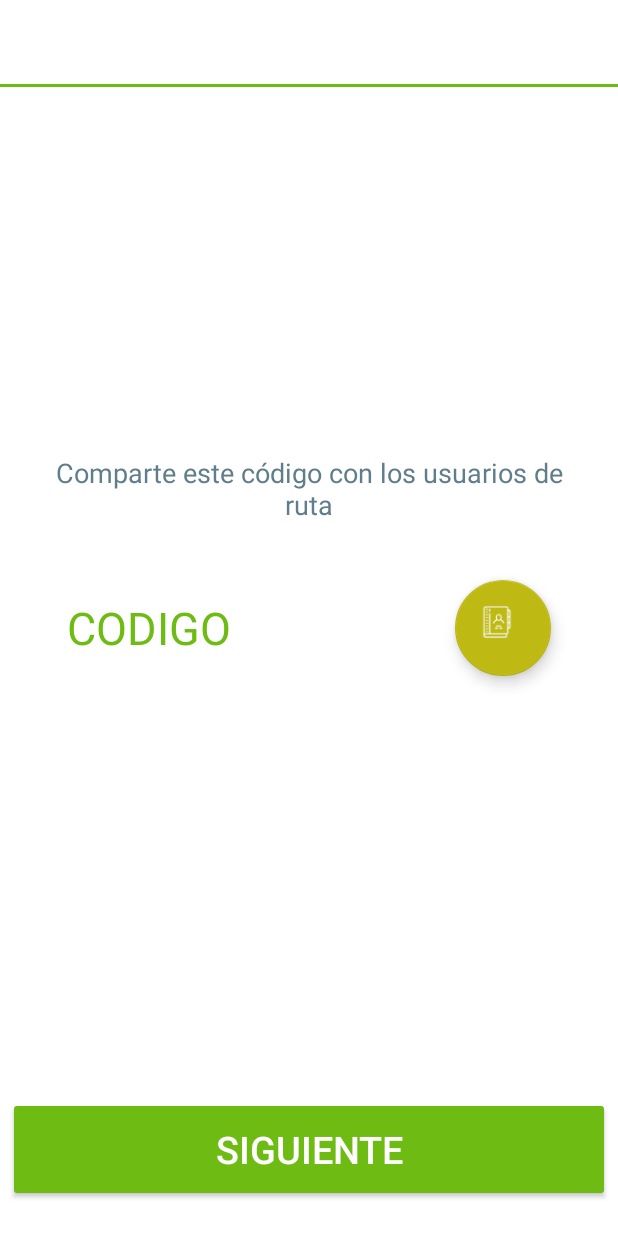
After one commit to guardianempresa/GuardianRoute, an Android app: the CodeActivity screen opened directly, with no data from a screen before it, on a phone screen of 412 x 824 dp. The commit adds this screen. Run offline under Robolectric (Android 15) with nearby library versions, the phone set to English and light mode, and no system bars.

Commit message:
Creacion de pantallas codigo y cambio buttom

```diff
--- /dev/null
+++ b/app/src/main/java/com/controlderuta/guardianroute/CodeActivity.java
@@ -0,0 +1,13 @@
+package com.controlderuta.guardianroute;
+
+import android.support.v7.app.AppCompatActivity;
+import android.os.Bundle;
+
+public class CodeActivity extends AppCompatActivity {
+
+    @Override
+    protected void onCreate(Bundle savedInstanceState) {
+        super.onCreate(savedInstanceState);
+        setContentView(R.layout.activity_code);
+    }
+}
--- /dev/null
+++ b/app/src/main/res/layout/activity_code.xml
@@ -0,0 +1,129 @@
+<?xml version="1.0" encoding="utf-8"?>
+<android.support.design.widget.CoordinatorLayout
+    xmlns:android="http://schemas.android.com/apk/res/android"
+    xmlns:app="http://schemas.android.com/apk/res-auto"
+    xmlns:tools="http://schemas.android.com/tools"
+    android:layout_width="match_parent"
+    android:layout_height="match_parent"
+    android:fitsSystemWindows="true"
+    tools:context="com.controlderuta.guardianroute.CodeActivity">
+
+
+    <LinearLayout
+        android:layout_width="match_parent"
+        android:layout_height="match_parent"
+        android:orientation="vertical"
+        app:layout_behavior="@string/appbar_scrolling_view_behavior">
+
+
+        <android.support.v7.widget.Toolbar
+            android:id="@+id/toolbarPersonalData"
+            android:layout_width="match_parent"
+            android:layout_height="?attr/actionBarSize"
+            android:background="@color/colorWhite"
+            android:textAlignment="center"
+            android:title="Registro telefónico"
+            android:titleTextColor="@color/colorAccent"
+            app:popupTheme="@style/AppTheme.PopupOverlay"
+
+            tools:title="Hola todos"
+            tools:titleTextColor="Textolone" />
+
+        <LinearLayout
+
+            android:layout_width="match_parent"
+            android:layout_height="2dp"
+            android:background="@color/colorPrimaryDark">
+
+        </LinearLayout>
+
+
+        <LinearLayout
+            android:layout_width="match_parent"
+            android:layout_height="match_parent"
+            android:orientation="vertical"
+            android:weightSum="10">
+
+            <LinearLayout
+                android:layout_width="match_parent"
+                android:layout_height="0dp"
+                android:layout_weight="8.5"
+                android:background="@color/colorWhite"
+                android:gravity="center"
+                android:orientation="vertical"
+                android:weightSum="1">
+
+                <TextView
+                    android:layout_width="wrap_content"
+                    android:layout_height="wrap_content"
+                    android:layout_marginBottom="15dp"
+                    android:text="Comparte este código con los usuarios de ruta"
+                    android:textColor="@color/colorAccent"
+                    android:textSize="18dp"
+                    android:layout_marginLeft="26dp"
+                    android:layout_marginRight="26dp"
+                    android:textAlignment="center"
+                    />
+
+
+                <LinearLayout
+                    android:layout_width="match_parent"
+                    android:layout_height="wrap_content"
+                    android:orientation="horizontal"
+                    android:weightSum="5"
+                    android:gravity="center"
+                    android:layout_marginTop="10dp"
+                    android:layout_marginRight="16dp"
+                    android:layout_marginLeft="16dp"
+                    android:layout_weight="0.05">
+
+
+                    <TextView
+                        android:id="@+id/textView"
+                        android:layout_width="0dp"
+                        android:layout_height="wrap_content"
+                        android:layout_weight="4"
+                        android:text="CODIGO"
+                        android:textColor="@color/colorPrimaryDark"
+                        android:textSize="30dp" />
+
+                    <android.support.design.widget.FloatingActionButton
+                        android:id="@+id/fabcontacRoute"
+                        android:layout_width="wrap_content"
+                        android:layout_height="64dp"
+                        android:layout_weight="0.31"
+                        android:background="@color/colorPrimaryDark"
+                        android:elevation="20dp"
+                        android:src="@drawable/contact"
+                        app:backgroundTint="@color/colorBottonFloat" />oat
+
+                </LinearLayout>
+
+            </LinearLayout>
+
+            <LinearLayout
+                android:layout_width="match_parent"
+                android:layout_height="0dp"
+                android:layout_weight="1.5"
+                android:background="@color/colorWhite"
+                android:gravity="center"
+                android:orientation="vertical">
+
+                <Button
+                    android:id="@+id/btnSigCode"
+                    android:layout_width="match_parent"
+                    android:layout_height="70dp"
+                    android:layout_marginLeft="5dp"
+                    android:layout_marginRight="5dp"
+                    android:text="siguiente"
+                    android:textAlignment="center"
+                    android:textSize="25dp"
+                    android:theme="@style/RaisedButtonDark" />
+
+            </LinearLayout>
+
+        </LinearLayout>
+
+    </LinearLayout>
+
+</android.support.design.widget.CoordinatorLayout>
--- a/app/src/main/res/layout/activity_phone.xml
+++ b/app/src/main/res/layout/activity_phone.xml
@@ -16,7 +16,7 @@
 
 
         <android.support.v7.widget.Toolbar
-            android:id="@+id/toolbar"
+            android:id="@+id/toolbarPhone"
             android:layout_width="match_parent"
             android:layout_height="?attr/actionBarSize"
             android:background="@color/colorWhite"
@@ -58,6 +58,7 @@
                     android:textSize="18dp" />
 
                 <EditText
+                    android:id="@+id/phoneNumber"
                     android:layout_width="match_parent"
                     android:layout_height="wrap_content"
                     android:layout_marginLeft="70dp"
--- a/app/src/main/res/values/colors.xml
+++ b/app/src/main/res/values/colors.xml
@@ -8,5 +8,6 @@
     <color name="colordividerborder">#BDBDBD</color>
     <color name="colorAccent">#607D8B</color>
     <color name="colorWhite">#FFFFFF</color>
+    <color name="colorBottonFloat">#beb913</color>
 
 </resources>
--- a/app/src/main/res/values/styles.xml
+++ b/app/src/main/res/values/styles.xml
@@ -6,6 +6,8 @@
         <item name="colorPrimary">@color/colorPrimary</item>
         <item name="colorPrimaryDark">@color/colorPrimaryDark</item>
         <item name="colorAccent">@color/colorAccent</item>
+
+
     </style>
 
     <style name="AppTheme.AppBarOverlay" parent="ThemeOverlay.AppCompat.Dark.ActionBar" />
```
Also changed, not shown: app/src/main/AndroidManifest.xml (+6 -1 lines), app/src/main/java/com/controlderuta/guardianroute/IdCarActivity.java (added, +13 -0 lines), app/src/main/java/com/controlderuta/guardianroute/NewCreateRouteActivity.java (added, +13 -0 lines), app/src/main/java/com/controlderuta/guardianroute/PersonalDataActivity.java (added, +13 -0 lines), app/src/main/java/com/controlderuta/guardianroute/RouteNameActivity.java (added, +13 -0 lines), app/src/main/res/drawable-xhdpi/buttombackwhite.xml (added, +13 -0 lines), app/src/main/res/layout/activity_id_car.xml (added, +101 -0 lines), app/src/main/res/layout/activity_new_create_route.xml (added, +105 -0 lines), app/src/main/res/layout/activity_personal_data.xml (added, +120 -0 lines), app/src/main/res/layout/activity_route_name.xml (added, +99 -0 lines), 60 other files.
